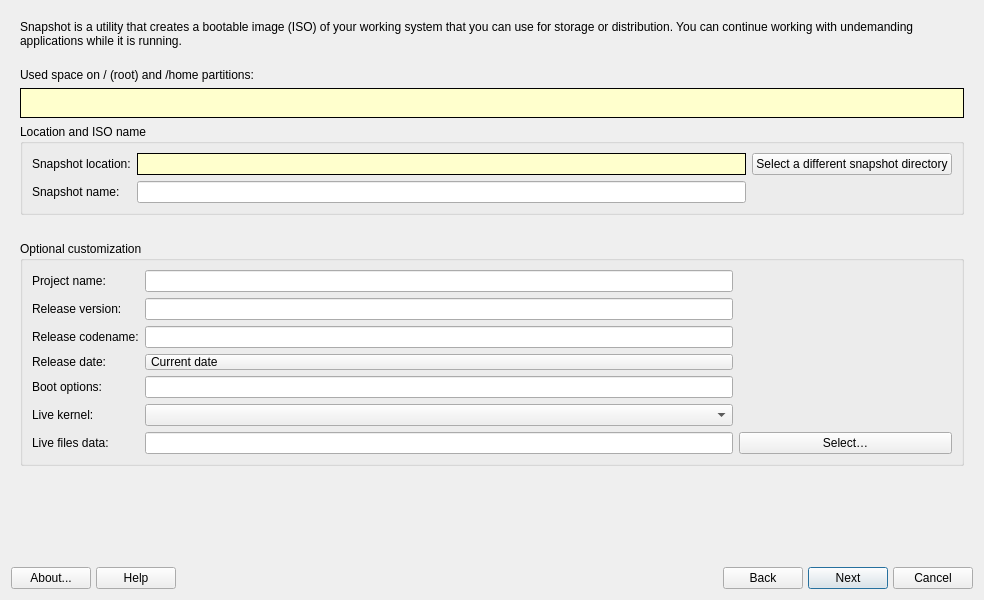
The window that src_gui_qt6_cpp_backend/mainwindow.ui (seb3773/s4-snapshot-qt-free) describes before a commit, drawn with Qt 5.
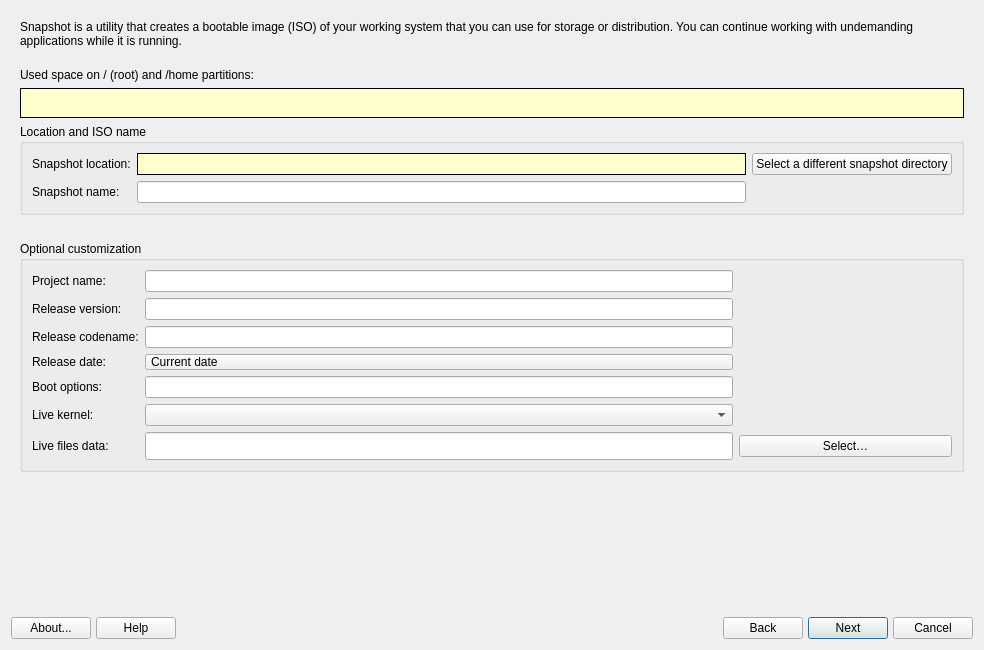
The same window after the commit. The open tabs and pages were chosen to show the change. Icons and pictures are not drawn.

The edit to the form file:
```diff
--- a/src_gui_qt6_cpp_backend/mainwindow.ui
+++ b/src_gui_qt6_cpp_backend/mainwindow.ui
@@ -7,7 +7,7 @@
     <x>0</x>
     <y>0</y>
     <width>984</width>
-    <height>600</height>
+    <height>650</height>
    </rect>
   </property>
   <property name="minimumHeight">
@@ -159,6 +159,12 @@
           </item>
           <item row="8" column="1">
            <widget class="QLineEdit" name="lineEditDataFilesPath">
+            <property name="minimumSize">
+             <size>
+              <width>0</width>
+              <height>28</height>
+             </size>
+            </property>
             <property name="toolTip">
              <string>Directory containing files/ and general-files/ used when building the live system.</string>
             </property>
```
Left out of the diff: 2 changed lines with no effect on the pictures.
